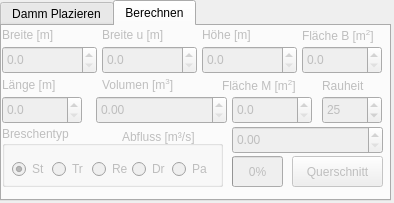
Before: the Qt Designer form Flutwelle_dialog_base.ui in RetepRelleum/flutwelle, drawn with Qt 5.
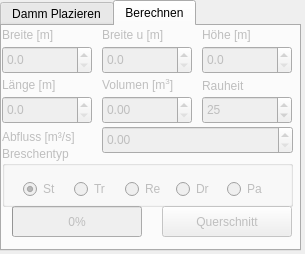
After: the same form once the commit is applied. The open tabs and pages were chosen to show the change. Custom widgets are drawn as their Qt base class.

Commit message: neues Layout

What changed in the file:
```diff
--- a/Flutwelle_dialog_base.ui
+++ b/Flutwelle_dialog_base.ui
@@ -6,8 +6,8 @@
    <rect>
     <x>0</x>
     <y>0</y>
-    <width>394</width>
-    <height>203</height>
+    <width>305</width>
+    <height>254</height>
    </rect>
   </property>
   <property name="sizePolicy">
@@ -33,8 +33,8 @@
     <rect>
      <x>0</x>
      <y>0</y>
-     <width>391</width>
-     <height>201</height>
+     <width>301</width>
+     <height>251</height>
     </rect>
    </property>
    <property name="sizePolicy">
@@ -44,7 +44,10 @@
     </sizepolicy>
    </property>
    <property name="currentIndex">
-    <number>1</number>
+    <number>0</number>
+   </property>
+   <property name="elideMode">
+    <enum>Qt::ElideRight</enum>
    </property>
    <widget class="QWidget" name="tab">
     <attribute name="title">
@@ -177,9 +180,9 @@
      </property>
      <property name="geometry">
       <rect>
-       <x>290</x>
-       <y>130</y>
-       <width>91</width>
+       <x>160</x>
+       <y>180</y>
+       <width>130</width>
        <height>31</height>
       </rect>
      </property>
@@ -192,7 +195,7 @@
       <rect>
        <x>100</x>
        <y>50</y>
-       <width>95</width>
+       <width>90</width>
        <height>18</height>
       </rect>
      </property>
@@ -205,7 +208,7 @@
       <rect>
        <x>0</x>
        <y>50</y>
-       <width>95</width>
+       <width>90</width>
        <height>18</height>
       </rect>
      </property>
@@ -218,7 +221,7 @@
       <rect>
        <x>0</x>
        <y>0</y>
-       <width>95</width>
+       <width>90</width>
        <height>18</height>
       </rect>
      </property>
@@ -231,7 +234,7 @@
       <rect>
        <x>0</x>
        <y>70</y>
-       <width>80</width>
+       <width>90</width>
        <height>28</height>
       </rect>
      </property>
@@ -256,7 +259,7 @@
       <rect>
        <x>0</x>
        <y>20</y>
-       <width>95</width>
+       <width>90</width>
        <height>28</height>
       </rect>
      </property>
@@ -290,7 +293,7 @@
       <rect>
        <x>200</x>
        <y>0</y>
-       <width>95</width>
+       <width>90</width>
        <height>18</height>
       </rect>
      </property>
@@ -303,7 +306,7 @@
       <rect>
        <x>200</x>
        <y>20</y>
-       <width>95</width>
+       <width>90</width>
        <height>28</height>
       </rect>
      </property>
@@ -317,63 +320,12 @@
       <double>99999999999999996863366107917975552.000000000000000</double>
      </property>
     </widget>
-    <widget class="QLabel" name="label_11">
-     <property name="geometry">
-      <rect>
-       <x>300</x>
-       <y>0</y>
-       <width>95</width>
-       <height>21</height>
-      </rect>
-     </property>
-     <property name="text">
-      <string>&lt;html&gt;&lt;head/&gt;&lt;body&gt;&lt;p&gt;Fläche B [m&lt;span style=&quot; vertical-align:super;&quot;&gt;2&lt;/span&gt;]&lt;/p&gt;&lt;/body&gt;&lt;/html&gt;</string>
-     </property>
-    </widget>
-    <widget class="QDoubleSpinBox" name="spBfm">
-     <property name="geometry">
-      <rect>
-       <x>230</x>
-       <y>70</y>
-       <width>80</width>
-       <height>28</height>
-      </rect>
-     </property>
-     <property name="toolTip">
-      <string>&lt;html&gt;&lt;head/&gt;&lt;body&gt;&lt;p&gt;Fläche des Sees&lt;/p&gt;&lt;/body&gt;&lt;/html&gt;</string>
-     </property>
-     <property name="decimals">
-      <number>1</number>
-     </property>
-     <property name="maximum">
-      <double>100000000000000005366162204393472.000000000000000</double>
-     </property>
-    </widget>
-    <widget class="QDoubleSpinBox" name="spBfs">
-     <property name="geometry">
-      <rect>
-       <x>300</x>
-       <y>20</y>
-       <width>80</width>
-       <height>28</height>
-      </rect>
-     </property>
-     <property name="toolTip">
-      <string>&lt;html&gt;&lt;head/&gt;&lt;body&gt;&lt;p&gt;Fläche der Bresche&lt;/p&gt;&lt;/body&gt;&lt;/html&gt;</string>
-     </property>
-     <property name="decimals">
-      <number>1</number>
-     </property>
-     <property name="maximum">
-      <double>9999999999999999455752309870428160.000000000000000</double>
-     </property>
-    </widget>
     <widget class="QSpinBox" name="spBR">
      <property name="geometry">
       <rect>
-       <x>320</x>
+       <x>200</x>
        <y>70</y>
-       <width>60</width>
+       <width>90</width>
        <height>28</height>
       </rect>
      </property>
@@ -396,9 +348,9 @@
     <widget class="QLabel" name="label_9">
      <property name="geometry">
       <rect>
-       <x>320</x>
+       <x>200</x>
        <y>50</y>
-       <width>61</width>
+       <width>90</width>
        <height>20</height>
       </rect>
      </property>
@@ -411,7 +363,7 @@
       <rect>
        <x>100</x>
        <y>20</y>
-       <width>95</width>
+       <width>90</width>
        <height>28</height>
       </rect>
      </property>
@@ -430,7 +382,7 @@
       <rect>
        <x>100</x>
        <y>0</y>
-       <width>95</width>
+       <width>90</width>
        <height>18</height>
       </rect>
      </property>
@@ -442,8 +394,8 @@
      <property name="geometry">
       <rect>
        <x>0</x>
-       <y>100</y>
-       <width>221</width>
+       <y>120</y>
+       <width>291</width>
        <height>61</height>
       </rect>
      </property>
@@ -455,7 +407,7 @@
        <rect>
         <x>10</x>
         <y>30</y>
-        <width>202</width>
+        <width>271</width>
         <height>27</height>
        </rect>
       </property>
@@ -532,6 +484,12 @@
        </item>
        <item>
         <widget class="QRadioButton" name="rBp">
+         <property name="maximumSize">
+          <size>
+           <width>40</width>
+           <height>16777215</height>
+          </size>
+         </property>
          <property name="toolTip">
           <string>Parabel</string>
          </property>
@@ -543,25 +501,12 @@
       </layout>
      </widget>
     </widget>
-    <widget class="QLabel" name="label_10">
-     <property name="geometry">
-      <rect>
-       <x>220</x>
-       <y>50</y>
-       <width>95</width>
-       <height>21</height>
-      </rect>
-     </property>
-     <property name="text">
-      <string>&lt;html&gt;&lt;head/&gt;&lt;body&gt;&lt;p&gt;Fläche M [m&lt;span style=&quot; vertical-align:super;&quot;&gt;2&lt;/span&gt;]&lt;/p&gt;&lt;/body&gt;&lt;/html&gt;</string>
-     </property>
-    </widget>
     <widget class="QDoubleSpinBox" name="sBv">
      <property name="geometry">
       <rect>
-       <x>94</x>
+       <x>100</x>
        <y>70</y>
-       <width>131</width>
+       <width>90</width>
        <height>28</height>
       </rect>
      </property>
@@ -575,9 +520,9 @@
     <widget class="QDoubleSpinBox" name="sBQb">
      <property name="geometry">
       <rect>
-       <x>230</x>
+       <x>100</x>
        <y>100</y>
-       <width>151</width>
+       <width>191</width>
        <height>28</height>
       </rect>
      </property>
@@ -588,12 +533,25 @@
       <double>10000000.000000000000000</double>
      </property>
     </widget>
+    <widget class="QProgressBar" name="progressBar">
+     <property name="geometry">
+      <rect>
+       <x>10</x>
+       <y>180</y>
+       <width>130</width>
+       <height>31</height>
+      </rect>
+     </property>
+     <property name="value">
+      <number>0</number>
+     </property>
+    </widget>
     <widget class="QLabel" name="label_12">
      <property name="geometry">
       <rect>
-       <x>120</x>
+       <x>0</x>
        <y>100</y>
-       <width>101</width>
+       <width>90</width>
        <height>21</height>
       </rect>
      </property>
@@ -601,19 +559,6 @@
       <string>Abfluss [m³/s]</string>
      </property>
     </widget>
-    <widget class="QProgressBar" name="progressBar">
-     <property name="geometry">
-      <rect>
-       <x>230</x>
-       <y>130</y>
-       <width>51</width>
-       <height>31</height>
-      </rect>
-     </property>
-     <property name="value">
-      <number>0</number>
-     </property>
-    </widget>
     <zorder>groupBox</zorder>
     <zorder>pushButton_2</zorder>
     <zorder>label_4</zorder>
```
Left out of the diff: 160 changed lines with no effect on the pictures. Lines whose indentation alone changed are shown as unchanged. The commit also changes 6 other files.
